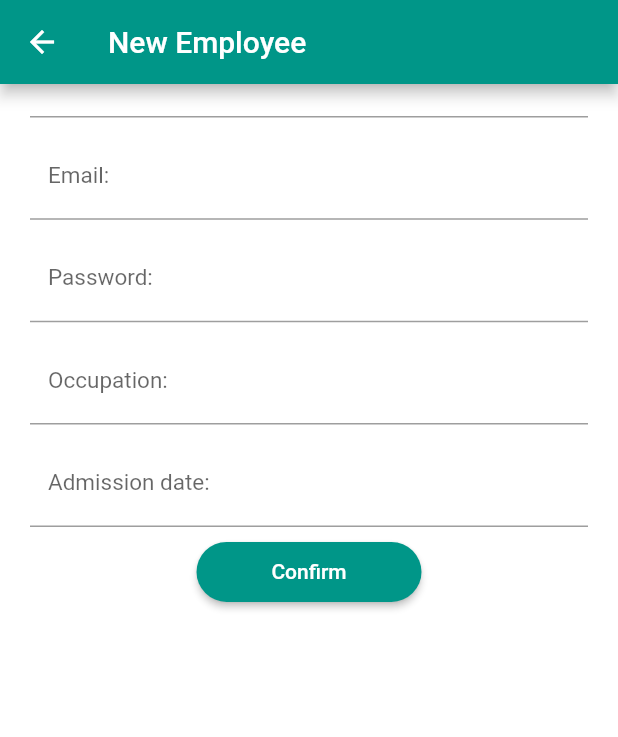
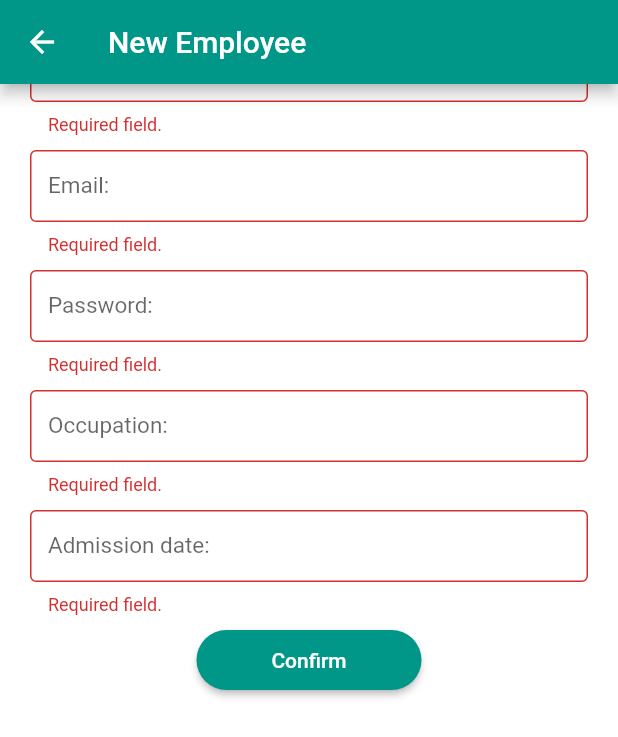
Before and after one commit to Stefanyvitoria/manager_app, a Flutter app: the AddEmployee screen opened by its route, scrolled down 56 dp, after a tap on "Confirm", on a phone screen of 412 x 824 dp. Shown: the top 737 px of the screen. Run offline on Flutter 3.47's test engine with Material 2 defaults, Android fonts, the phone set to English and light mode, and no system bars; our stand-ins replace cloud_firestore, firebase_auth, firebase_core, font_awesome_flutter; accounts and stored records are empty.

Commit message:
fixing access bug without registering company

```diff
--- a/lib/screens/employees.dart
+++ b/lib/screens/employees.dart
@@ -436,19 +436,7 @@ class _AddEmployeeState extends State<AddEmployee> {
   }
 
   bool _validate() {
-    if (ceo.company == null) {
-      ConstantesWidgets.dialog(
-        context: context,
-        title: Text('fail'),
-        content: Text('company not registered.\nFirst register your company.'),
-        actions: TextButton(
-          onPressed: () {
-            Navigator.of(context).pop();
-          },
-          child: Text('Ok'),
-        ),
-      );
-    } else if (_formKey.currentState.validate()) {
+    if (_formKey.currentState.validate()) {
       employee.company = ceo.company;
       employee.admissionDate = _admissionDateController.text;
       employee.name = _nameController.text;
--- a/lib/screens/login.dart
+++ b/lib/screens/login.dart
@@ -26,8 +26,8 @@ class _LoginState extends State<Login> {
   Widget build(BuildContext context) {
     _type = ModalRoute.of(context).settings.arguments; // recovery user type.
 
-    _emailController.text = 'stefanyvitoria9307@gmail.com';
-    //_emailController.text = 'nat@gmail.com';
+    _emailController.text = 't@gmail.com';
+    //_emailController.text = 'stefanyvitoria9307@gmail.com';
     _passWController.text = '123456';
     return Scaffold(
       appBar: AppBar(
```
Also changed, not shown: lib/screens/home.dart (+37 -2 lines).
